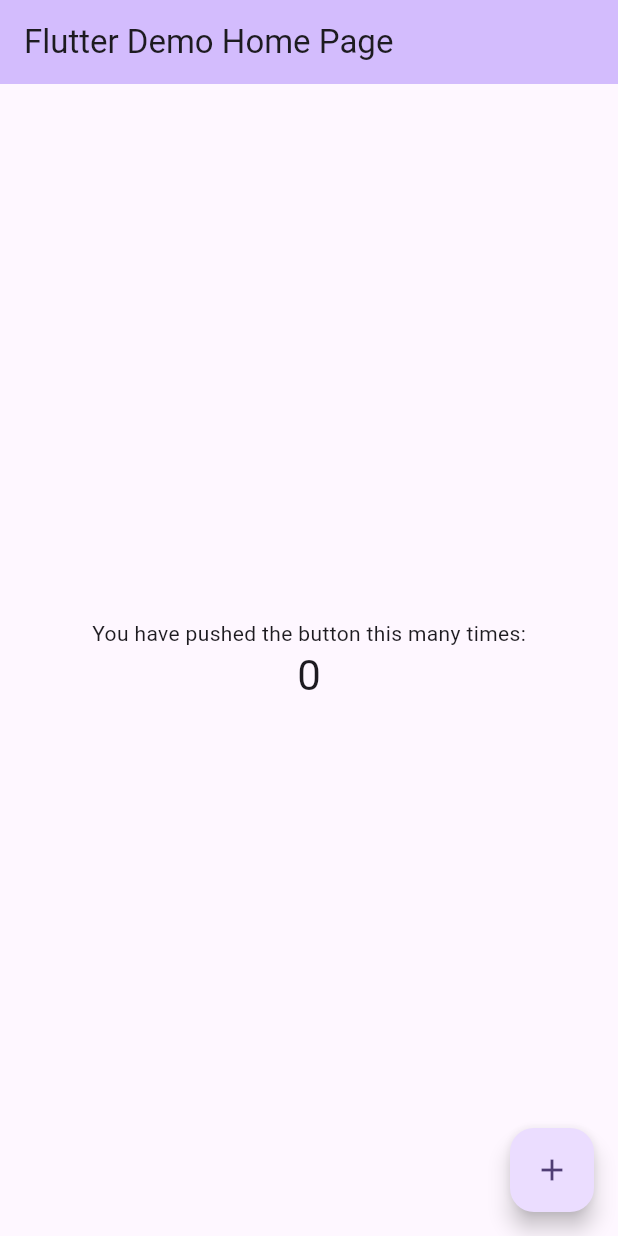
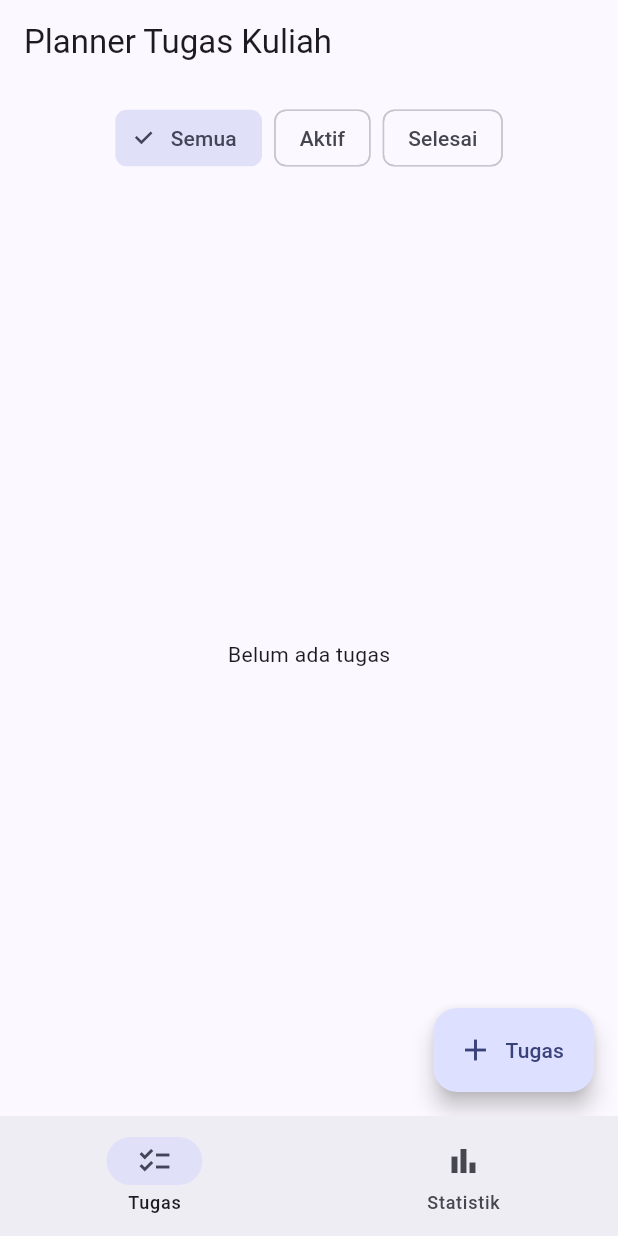
Before and after one commit to MFARISALRAFIQ/pm-tugas-07-4241250001, a Flutter app: the screen it shows after launch, on a phone screen of 412 x 824 dp. Run offline on Flutter 3.47's test engine with Material 3 defaults, Android fonts, the phone set to English and light mode, and no system bars; our stand-ins replace go_router, material_ui.

Commit message:
Navigasi go_router, halaman daftar dengan filter, halaman statistik

```diff
--- /dev/null
+++ b/lib/halaman_daftar.dart
@@ -0,0 +1,101 @@
+import 'package:go_router/go_router.dart';
+import 'package:material_ui/material_ui.dart';
+import 'package:provider/provider.dart';
+
+import 'tugas_kuliah.dart';
+import 'tugas_model.dart';
+
+enum FilterTugas {
+  semua('Semua'),
+  aktif('Aktif'),
+  selesai('Selesai');
+
+  const FilterTugas(this.label);
+  final String label;
+}
+
+String formatTanggal(DateTime t) => '${t.day}/${t.month}/${t.year}';
+
+// Stateful hanya untuk filter (ephemeral state)
+class HalamanDaftar extends StatefulWidget {
+  const HalamanDaftar({super.key});
+
+  @override
+  State<HalamanDaftar> createState() => _HalamanDaftarState();
+}
+
+class _HalamanDaftarState extends State<HalamanDaftar> {
+  FilterTugas _filter = FilterTugas.semua;
+
+  List<TugasKuliah> _saring(List<TugasKuliah> semua) => switch (_filter) {
+        FilterTugas.semua => semua,
+        FilterTugas.aktif => semua.where((t) => !t.selesai).toList(),
+        FilterTugas.selesai => semua.where((t) => t.selesai).toList(),
+      };
+
+  @override
+  Widget build(BuildContext context) {
+    final model = context.watch<TugasModel>(); // state bersama
+    final tampil = _saring(model.daftar);
+
+    return Scaffold(
+      appBar: AppBar(title: const Text('Planner Tugas Kuliah')),
+      body: Column(
+        children: [
+          Padding(
+            padding: const EdgeInsets.all(12),
+            child: Wrap(
+              spacing: 8,
+              children: [
+                for (final f in FilterTugas.values)
+                  FilterChip(
+                    label: Text(f.label),
+                    selected: _filter == f,
+                    onSelected: (_) => setState(() => _filter = f),
+                  ),
+              ],
+            ),
+          ),
+          Expanded(
+            child: tampil.isEmpty
+                ? const Center(child: Text('Belum ada tugas'))
+                : ListView.builder(
+                    itemCount: tampil.length,
+                    itemBuilder: (context, i) {
+                      final t = tampil[i];
+                      return ListTile(
+                        leading: Checkbox(
+                          value: t.selesai,
+                          // read di dalam callback: tidak perlu mendengarkan
+                          onChanged: (_) =>
+                              context.read<TugasModel>().alihSelesai(t.id),
+                        ),
+                        title: Text(
+                          t.judul,
+                          style: TextStyle(
+                            decoration:
+                                t.selesai ? TextDecoration.lineThrough : null,
+                          ),
+                        ),
+                        subtitle:
+                            Text('${t.matkul} · ${formatTanggal(t.tenggat)}'),
+                        trailing: IconButton(
+                          tooltip: 'Hapus',
+                          icon: const Icon(Icons.delete_outline),
+                          onPressed: () =>
+                              context.read<TugasModel>().hapus(t.id),
+                        ),
+                      );
+                    },
+                  ),
+          ),
+        ],
+      ),
+      floatingActionButton: FloatingActionButton.extended(
+        onPressed: () => context.push('/tambah'),
+        icon: const Icon(Icons.add),
+        label: const Text('Tugas'),
+      ),
+    );
+  }
+}
--- a/lib/main.dart
+++ b/lib/main.dart
@@ -1,121 +1,84 @@
-import 'package:flutter/material.dart';
+import 'package:go_router/go_router.dart';
+import 'package:material_ui/material_ui.dart';
+import 'package:provider/provider.dart';
 
-void main() {
-  runApp(const MyApp());
-}
+import 'halaman_daftar.dart';
+import 'halaman_form.dart';
+import 'halaman_statistik.dart';
+import 'tugas_model.dart';
 
-class MyApp extends StatelessWidget {
-  const MyApp({super.key});
+void main() => runApp(
+      ChangeNotifierProvider(
+        create: (_) => TugasModel(), // satu objek untuk seluruh aplikasi
+        child: const PlannerApp(),
+      ),
+    );
 
-  // This widget is the root of your application.
+final _router = GoRouter(
+  initialLocation: '/',
+  routes: [
+    StatefulShellRoute.indexedStack(
+      builder: (context, state, shell) => KerangkaNavigasi(shell: shell),
+      branches: [
+        StatefulShellBranch(routes: [
+          GoRoute(path: '/', builder: (c, s) => const HalamanDaftar()),
+        ]),
+        StatefulShellBranch(routes: [
+          GoRoute(path: '/statistik', builder: (c, s) => const HalamanStatistik()),
+        ]),
+      ],
+    ),
+    // Di luar shell: tampil layar penuh di atas navigasi
+    GoRoute(path: '/tambah', builder: (c, s) => const HalamanForm()),
+  ],
+);
+
+class PlannerApp extends StatelessWidget {
+  const PlannerApp({super.key});
+
   @override
   Widget build(BuildContext context) {
-    return MaterialApp(
-      title: 'Flutter Demo',
+    return MaterialApp.router(
+      title: 'Planner Kuliah',
+      debugShowCheckedModeBanner: false,
       theme: ThemeData(
-        // This is the theme of your application.
-        //
-        // TRY THIS: Try running your application with "flutter run". You'll see
-        // the application has a purple toolbar. Then, without quitting the app,
-        // try changing the seedColor in the colorScheme below to Colors.green
-        // and then invoke "hot reload" (save your changes or press the "hot
-        // reload" button in a Flutter-supported IDE, or press "r" if you used
-        // the command line to start the app).
-        //
-        // Notice that the counter didn't reset back to zero; the application
-        // state is not lost during the reload. To reset the state, use hot
-        // restart instead.
-        //
-        // This works for code too, not just values: Most code changes can be
-        // tested with just a hot reload.
-        colorScheme: .fromSeed(seedColor: Colors.deepPurple),
+        colorScheme: ColorScheme.fromSeed(seedColor: const Color(0xFF3949AB)),
       ),
-      home: const MyHomePage(title: 'Flutter Demo Home Page'),
+      routerConfig: _router,
     );
   }
 }
 
-class MyHomePage extends StatefulWidget {
-  const MyHomePage({super.key, required this.title});
+class KerangkaNavigasi extends StatelessWidget {
+  const KerangkaNavigasi({super.key, required this.shell});
 
-  // This widget is the home page of your application. It is stateful, meaning
-  // that it has a State object (defined below) that contains fields that affect
-  // how it looks.
-
-  // This class is the configuration for the state. It holds the values (in this
-  // case the title) provided by the parent (in this case the App widget) and
-  // used by the build method of the State. Fields in a Widget subclass are
-  // always marked "final".
-
-  final String title;
-
-  @override
-  State<MyHomePage> createState() => _MyHomePageState();
-}
-
-class _MyHomePageState extends State<MyHomePage> {
-  int _counter = 0;
-
-  void _incrementCounter() {
-    setState(() {
-      // This call to setState tells the Flutter framework that something has
-      // changed in this State, which causes it to rerun the build method below
-      // so that the display can reflect the updated values. If we changed
-      // _counter without calling setState(), then the build method would not be
-      // called again, and so nothing would appear to happen.
-      _counter++;
-    });
-  }
+  final StatefulNavigationShell shell;
 
   @override
   Widget build(BuildContext context) {
-    // This method is rerun every time setState is called, for instance as done
-    // by the _incrementCounter method above.
-    //
-    // The Flutter framework has been optimized to make rerunning build methods
-    // fast, so that you can just rebuild anything that needs updating rather
-    // than having to individually change instances of widgets.
+    // select: rebuild hanya bila jumlahAktif berubah
+    final aktif = context.select((TugasModel m) => m.jumlahAktif);
+
     return Scaffold(
-      appBar: AppBar(
-        // TRY THIS: Try changing the color here to a specific color (to
-        // Colors.amber, perhaps?) and trigger a hot reload to see the AppBar
-        // change color while the other colors stay the same.
-        backgroundColor: Theme.of(context).colorScheme.inversePrimary,
-        // Here we take the value from the MyHomePage object that was created by
-        // the App.build method, and use it to set our appbar title.
-        title: Text(widget.title),
-      ),
-      body: Center(
-        // Center is a layout widget. It takes a single child and positions it
-        // in the middle of the parent.
-        child: Column(
-          // Column is also a layout widget. It takes a list of children and
-          // arranges them vertically. By default, it sizes itself to fit its
-          // children horizontally, and tries to be as tall as its parent.
-          //
-          // Column has various properties to control how it sizes itself and
-          // how it positions its children. Here we use mainAxisAlignment to
-          // center the children vertically; the main axis here is the vertical
-          // axis because Columns are vertical (the cross axis would be
-          // horizontal).
-          //
-          // TRY THIS: Invoke "debug painting" (choose the "Toggle Debug Paint"
-          // action in the IDE, or press "p" in the console), to see the
-          // wireframe for each widget.
-          mainAxisAlignment: .center,
-          children: [
-            const Text('You have pushed the button this many times:'),
-            Text(
-              '$_counter',
-              style: Theme.of(context).textTheme.headlineMedium,
+      body: shell,
+      bottomNavigationBar: NavigationBar(
+        selectedIndex: shell.currentIndex,
+        onDestinationSelected: (i) =>
+            shell.goBranch(i, initialLocation: i == shell.currentIndex),
+        destinations: [
+          NavigationDestination(
+            icon: Badge.count(
+              count: aktif,
+              isLabelVisible: aktif > 0,
+              child: const Icon(Icons.checklist),
             ),
-          ],
-        ),
-      ),
-      floatingActionButton: FloatingActionButton(
-        onPressed: _incrementCounter,
-        tooltip: 'Increment',
-        child: const Icon(Icons.add),
+            label: 'Tugas',
+          ),
+          const NavigationDestination(
+            icon: Icon(Icons.bar_chart),
+            label: 'Statistik',
+          ),
+        ],
       ),
     );
   }
```
Also changed, not shown: lib/halaman_form.dart (added, +13 -0 lines), lib/halaman_statistik.dart (added, +48 -0 lines).
